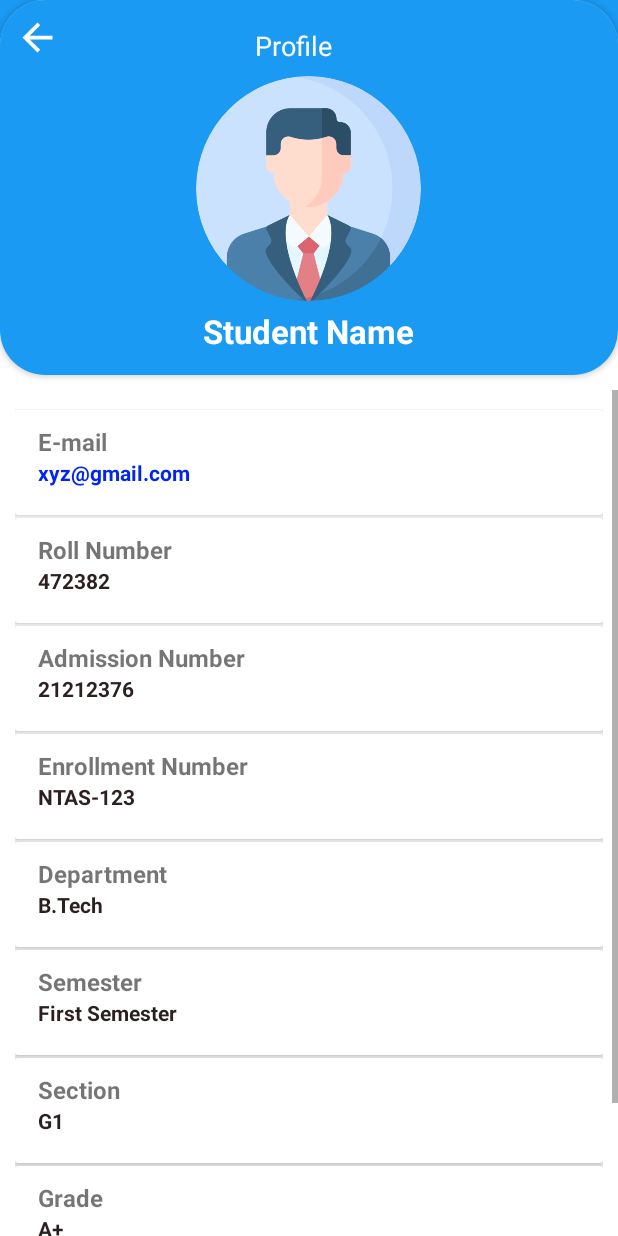
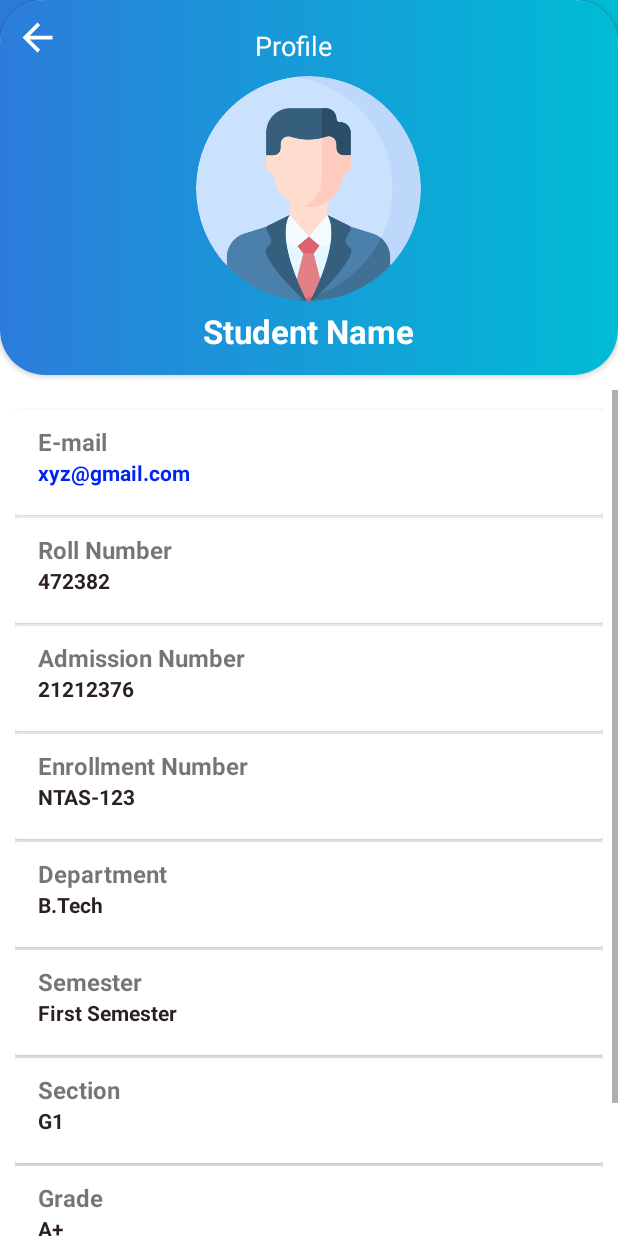
Before and after one commit to nawaz-anwar/IIMTU-Student, an Android app: the layout activity_studentdetails.xml on its own in the app's theme, with its tools: preview values and no code run, on a phone screen of 412 x 824 dp. Run offline under Robolectric (Android 15) with nearby library versions, the phone set to English and light mode, and no system bars.

```diff
--- a/app/src/main/java/com/coetusstudio/iimtustudent/Activity/Lecture/LectureActivity.java
+++ b/app/src/main/java/com/coetusstudio/iimtustudent/Activity/Lecture/LectureActivity.java
@@ -36,6 +36,8 @@ public class LectureActivity extends AppCompatActivity {
     protected void onCreate(Bundle savedInstanceState) {
         super.onCreate(savedInstanceState);
         setContentView(R.layout.activity_lecture);
+
+        setTitle("Enter Lecture");
 
         FirebaseDatabase.getInstance().getReference().child("Student Data").addValueEventListener(new ValueEventListener() {
             @Override
--- a/app/src/main/java/com/coetusstudio/iimtustudent/Activity/Notes/NotesActivity.java
+++ b/app/src/main/java/com/coetusstudio/iimtustudent/Activity/Notes/NotesActivity.java
@@ -39,6 +39,8 @@ public class NotesActivity extends AppCompatActivity {
     protected void onCreate(Bundle savedInstanceState) {
         super.onCreate(savedInstanceState);
         setContentView(R.layout.activity_notes);
+
+        setTitle("   Enter PDF");
 
         FirebaseDatabase.getInstance().getReference().child("Student Data").addValueEventListener(new ValueEventListener() {
             @Override
--- a/app/src/main/java/com/coetusstudio/iimtustudent/Activity/Queries/QueriesActivity.java
+++ b/app/src/main/java/com/coetusstudio/iimtustudent/Activity/Queries/QueriesActivity.java
@@ -103,8 +103,6 @@ public class QueriesActivity extends AppCompatActivity {
 
                             AddFaculty br = dsp.getValue(AddFaculty.class);
 
-
-
                             listFacultyName.add(br.getFacultyName());
 
                         }
--- /dev/null
+++ b/app/src/main/res/drawable/bgcolor.xml
@@ -0,0 +1,7 @@
+<?xml version="1.0" encoding="utf-8"?>
+<shape xmlns:android="http://schemas.android.com/apk/res/android">
+    <gradient android:startColor="#2C7CDB"
+        android:endColor="#00BCD5"/>
+    <corners android:bottomLeftRadius="18dp"
+        android:bottomRightRadius="18dp"/>
+</shape>
--- /dev/null
+++ b/app/src/main/res/drawable/ic_baseline_arrow_forward.xml
@@ -0,0 +1,5 @@
+<vector android:autoMirrored="true" android:height="24dp"
+    android:tint="@color/btnBgColor" android:viewportHeight="24"
+    android:viewportWidth="24" android:width="24dp" xmlns:android="http://schemas.android.com/apk/res/android">
+    <path android:fillColor="@android:color/white" android:pathData="M6.23,20.23l1.77,1.77l10,-10l-10,-10l-1.77,1.77l8.23,8.23z"/>
+</vector>
--- a/app/src/main/res/drawable/ic_baseline_search_24.xml
+++ b/app/src/main/res/drawable/ic_baseline_search_24.xml
@@ -3,7 +3,7 @@
     android:height="24dp"
     android:viewportWidth="24"
     android:viewportHeight="24"
-    android:tint="?attr/colorControlNormal">
+    android:tint="@color/white">
   <path
       android:fillColor="@android:color/white"
       android:pathData="M15.5,14h-0.79l-0.28,-0.27C15.41,12.59 16,11.11 16,9.5 16,5.91 13.09,3 9.5,3S3,5.91 3,9.5 5.91,16 9.5,16c1.61,0 3.09,-0.59 4.23,-1.57l0.27,0.28v0.79l5,4.99L20.49,19l-4.99,-5zM9.5,14C7.01,14 5,11.99 5,9.5S7.01,5 9.5,5 14,7.01 14,9.5 11.99,14 9.5,14z"/>
--- a/app/src/main/res/layout/activity_nav_header.xml
+++ b/app/src/main/res/layout/activity_nav_header.xml
@@ -7,7 +7,7 @@
     android:gravity="bottom"
     android:orientation="vertical"
     android:padding="20dp"
-    android:background="@drawable/headerbg">
+    android:background="@drawable/bgcolor">
 
 
     <LinearLayout
--- a/app/src/main/res/layout/activity_studentdetails.xml
+++ b/app/src/main/res/layout/activity_studentdetails.xml
@@ -11,7 +11,7 @@
         android:id="@+id/linearLayout"
         android:layout_width="match_parent"
         android:layout_height="200dp"
-        android:background="#1A9AF3"
+        android:background="@drawable/bgcolor"
         app:layout_constraintBottom_toBottomOf="parent"
         app:layout_constraintEnd_toEndOf="parent"
         app:layout_constraintHorizontal_bias="0.0"
@@ -32,7 +32,7 @@
         <LinearLayout
             android:layout_width="match_parent"
             android:layout_height="250dp"
-            android:background="#1A9AF3"
+            android:background="@drawable/bgcolor"
             android:orientation="vertical"
             android:padding="10dp"
             app:layout_constraintBottom_toBottomOf="parent"
--- a/app/src/main/res/values/themes.xml
+++ b/app/src/main/res/values/themes.xml
@@ -30,8 +30,8 @@
 
     <style name="Theme.IIMTUStudentAction" parent="Theme.MaterialComponents.DayNight">
         <!-- Primary brand color. -->
-        <item name="colorPrimary">@color/purple_200</item>
-        <item name="colorPrimaryVariant">@color/purple_200</item>
+        <item name="colorPrimary">#0191E0</item>
+        <item name="colorPrimaryVariant">#1D7CDE</item>
         <item name="colorOnPrimary">@color/white</item>
         <!-- Secondary brand color. -->
         <item name="colorSecondary">@color/teal_200</item>
--- a/build.gradle
+++ b/build.gradle
@@ -6,7 +6,7 @@ buildscript {
 
     }
     dependencies {
-        classpath "com.android.tools.build:gradle:7.0.4"
+        classpath 'com.android.tools.build:gradle:7.2.2'
         classpath 'com.google.gms:google-services:4.3.10'
 
         // NOTE: Do not place your application dependencies here; they belong
```
Also changed, not shown: app/src/main/java/com/coetusstudio/iimtustudent/Adapter/NoticeAdapter.java (+19 -0 lines), app/src/main/res/layout/singlerowlecture.xml (+4 -3 lines), app/src/main/res/layout/singlerownotes.xml (+5 -2 lines), app/src/main/res/layout/singlerownotice.xml (+28 -8 lines), app/src/main/res/layout/singlerowqueries.xml (+7 -7 lines), gradle/wrapper/gradle-wrapper.properties.
